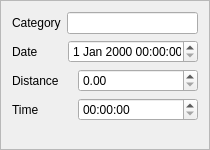
imgos/ptrack, file src/ptrackUi/ActivityFrameBase.ui: the form before one commit.
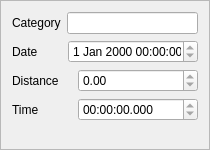
The form after the commit.

Commit message: display activity info when list widget item changes

The edit to the form file:
```diff
--- a/src/ptrackUi/ActivityFrameBase.ui
+++ b/src/ptrackUi/ActivityFrameBase.ui
@@ -64,6 +64,9 @@
          <height>0</height>
         </size>
        </property>
+       <property name="readOnly">
+        <bool>true</bool>
+       </property>
       </widget>
      </item>
     </layout>
@@ -98,6 +101,9 @@
          <height>0</height>
         </size>
        </property>
+       <property name="readOnly">
+        <bool>true</bool>
+       </property>
       </widget>
      </item>
     </layout>
@@ -132,8 +138,11 @@
          <height>0</height>
         </size>
        </property>
+       <property name="readOnly">
+        <bool>true</bool>
+       </property>
        <property name="displayFormat">
-        <string>hh:mm:ss</string>
+        <string>hh:mm:ss.zzz</string>
        </property>
       </widget>
      </item>
```
The commit also changes 6 other files.
